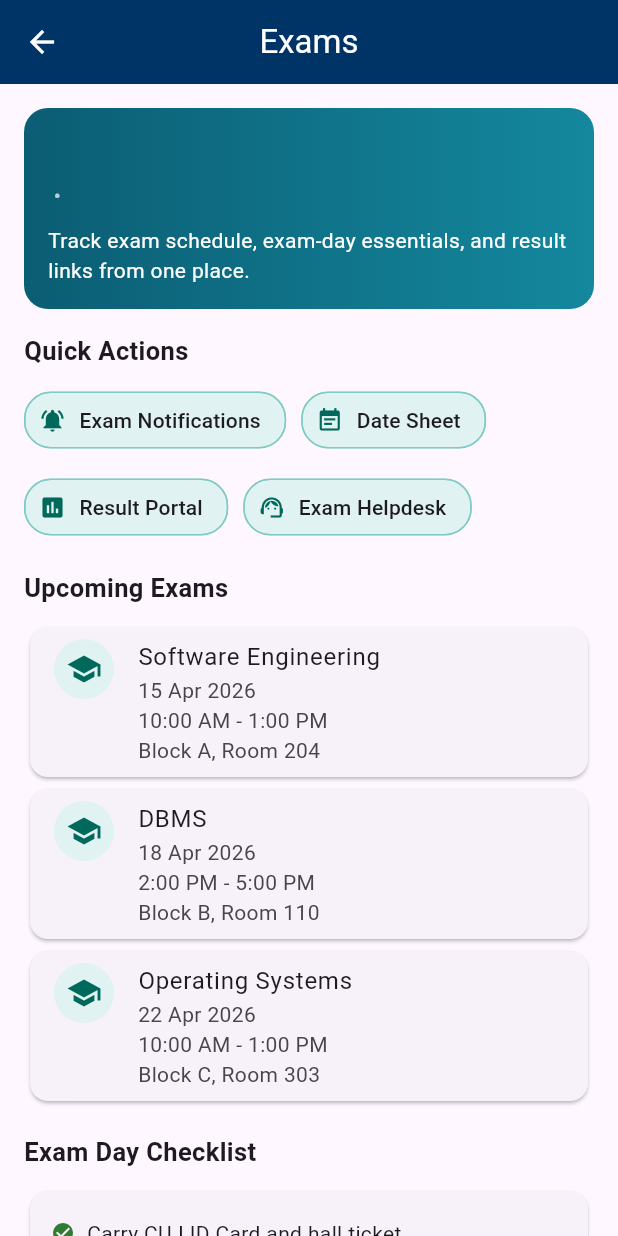
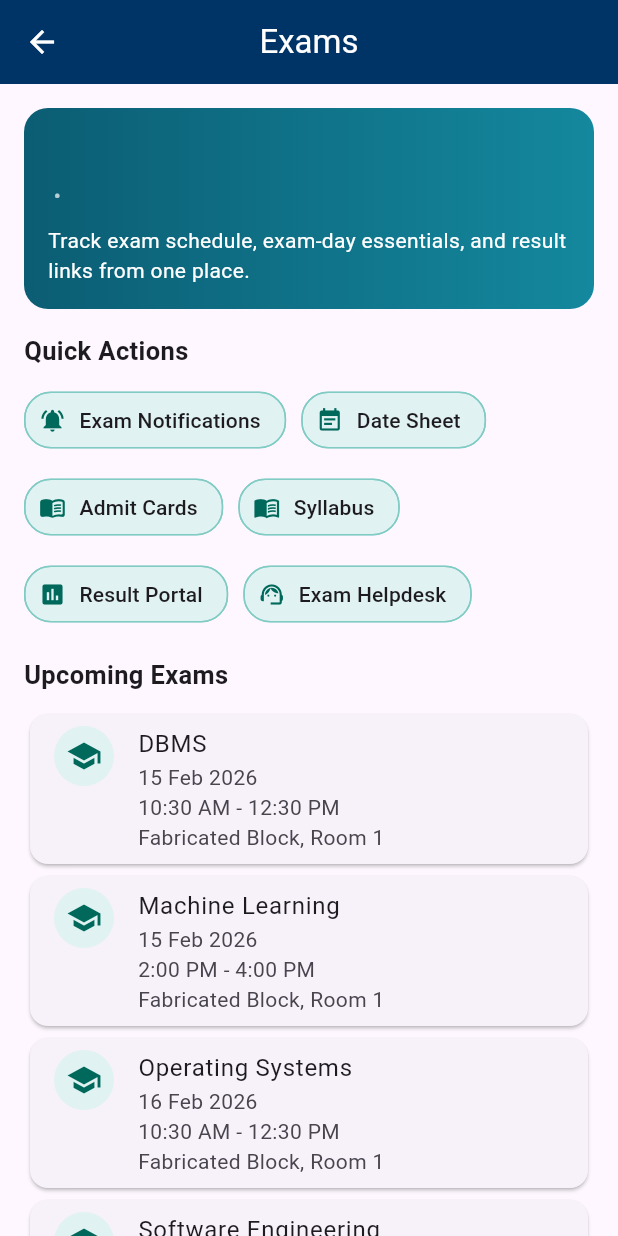
Before and after one commit to kush7511/cujammu, a Flutter app: the _ExamCenterPage screen opened directly with empty values, on a phone screen of 412 x 824 dp. Run offline on Flutter 3.47's test engine with Material 3 defaults, Android fonts, the light colour scheme and no system bars; our stand-ins replace firebase_core, firebase_messaging, geolocator, image_picker, local_auth, pdf and 4 more; missing offline and left inert: android_intent_plus, syncfusion_flutter_pdfviewer; accounts and stored records are empty.

Commit message:
feat: add admit card page and update dashboard
- Created `admit_card_page.dart` for student admit card viewing.
- Integrated admit card access into `dashboard_tab.dart`.
- Added `flutter_01.png` asset.
- Updated dependencies in `pubspec.yaml` and `pubspec.lock`.
- Updated platform-specific generated plugin files.

```diff
--- a/lib/screens/tabs/dashboard_tab.dart
+++ b/lib/screens/tabs/dashboard_tab.dart
@@ -1,10 +1,12 @@
 import 'dart:async';
+import 'package:cuj/screens/admit_card_page.dart';
 import 'package:cuj/screens/in_app_webview_page.dart';
 import 'package:cuj/screens/hostel_block_auth_screen.dart';
 import 'package:cuj/screens/chatbot/cuj_chatbot_sheet.dart';
 import 'package:cuj/screens/timetable_page.dart';
 import 'package:cuj/screens/transport_page.dart';
 import 'dart:convert';
+
 import 'package:flutter/material.dart';
 import 'package:image_picker/image_picker.dart';
 import 'package:local_auth/local_auth.dart';
@@ -426,22 +428,40 @@ class _ExamCenterPage extends StatelessWidget {
   Widget build(BuildContext context) {
     final upcomingExams = <Map<String, String>>[
       {
-        "subject": "Software Engineering",
-        "date": "15 Apr 2026",
-        "time": "10:00 AM - 1:00 PM",
-        "venue": "Block A, Room 204",
+        "subject": "DBMS",
+        "date": "15 Feb 2026",
+        "time": "10:30 AM - 12:30 PM",
+        "venue": "Fabricated Block, Room 1",
       },
       {
-        "subject": "DBMS",
-        "date": "18 Apr 2026",
-        "time": "2:00 PM - 5:00 PM",
-        "venue": "Block B, Room 110",
+        "subject": "Machine Learning",
+        "date": "15 Feb 2026",
+        "time": "2:00 PM - 4:00 PM",
+        "venue": "Fabricated Block, Room 1",
       },
       {
         "subject": "Operating Systems",
-        "date": "22 Apr 2026",
-        "time": "10:00 AM - 1:00 PM",
-        "venue": "Block C, Room 303",
+        "date": "16 Feb 2026",
+        "time": "10:30 AM - 12:30 PM",
+        "venue": "Fabricated Block, Room 1",
+      },
+      {
+        "subject": "Software Engineering",
+        "date": "16 Feb 2026",
+        "time": "2:00 PM - 4:00 PM",
+        "venue": "Fabricated Block, Room 1",
+      },
+      {
+        "subject": "Digital Electronics",
+        "date": "22 Feb 2026",
+        "time": "10:30 AM - 12:30 PM",
+        "venue": "Fabricated Block, Room 1",
+      },
+      {
+        "subject": "java Programming",
+        "date": "22 Feb 2026",
+        "time": "2:00 PM - 4:00 PM",
+        "venue": "Fabricated Block, Room 1",
       },
     ];
 
@@ -522,12 +542,36 @@ class _ExamCenterPage extends StatelessWidget {
                 },
               ),
               _ExamActionChip(
+                label: "Admit Cards",
+                 icon: Icons.menu_book_rounded,
+                 onTap: () {
+                          Navigator.push(
+                          context,
+                            MaterialPageRoute(
+                                 builder: (_) => AdmitCardPage(student: student),
+                            ),
+                           );
+                           },
+                          ),
+              _ExamActionChip(label: "Syllabus",
+              icon: Icons.menu_book,
+              onTap:() {
+                ScaffoldMessenger.of(context).showSnackBar(
+                  const SnackBar(content: Text("Opening Syllabus...")),
+                );
+              },
+              ),
+              _ExamActionChip(
                 label: "Result Portal",
                 icon: Icons.assessment,
                 onTap: () {
-                  ScaffoldMessenger.of(context).showSnackBar(
-                    const SnackBar(
-                      content: Text("Open Results tab from the side menu."),
+                 Navigator.push(
+                    context,
+                    MaterialPageRoute(
+                      builder: (context) => const InAppWebViewPage(
+                        title: "Exam Results",
+                        url: "https://www.cujammu.ac.in/en/Results/",
+                      ),
                     ),
                   );
                 },
--- a/pubspec.yaml
+++ b/pubspec.yaml
@@ -23,12 +23,17 @@ dependencies:
   local_auth: ^2.3.0
   image_picker: ^1.1.2
   image: ^4.2.0
+  qr_flutter: ^4.1.0
+  path_provider: ^2.1.2
+  printing: ^5.12.0
+  permission_handler: ^11.3.0
 
   cupertino_icons: ^1.0.8
   firebase_core: ^4.4.0
   firebase_messaging: ^16.1.1
 
 dev_dependencies:
+  pdf: ^3.10.7
   flutter_launcher_icons: ^0.13.1
   flutter_test:
     sdk: flutter
```
Also changed, not shown: lib/screens/admit_card_page.dart (added, +281 -0 lines), flutter_01.png (added), pubspec.lock, 5 other files.
